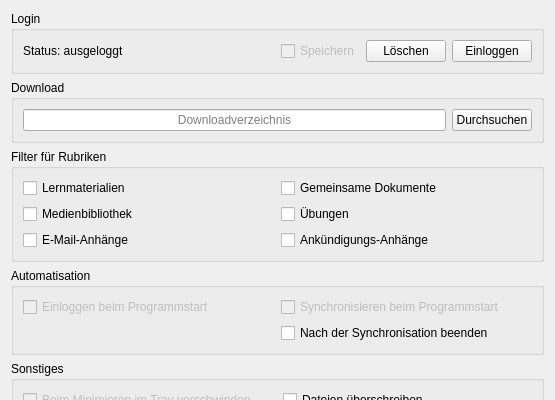
The window that options.ui (RobertKrajewski/Sync-my-L2P) describes before a commit, drawn with Qt 5; both pictures show x 0 to 555 and y 0 to 400 of the 555 by 632 pixel window.
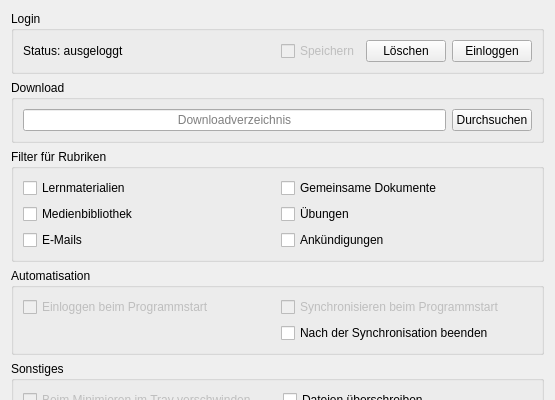
The same window after the commit. Icons and pictures are not drawn.

Commit message:
Change options to "E-Mails" and "Ankündigungen"
This commit changes Ankündigungs-Anhänge to Ankündigungen and
E-Mail-Anhänge to E-Mails because of full email and announcement support!

```diff
--- a/options.ui
+++ b/options.ui
@@ -163,14 +163,14 @@
       <item row="3" column="0">
        <widget class="QCheckBox" name="emailAttachmentsCheckBox">
         <property name="text">
-         <string>E-Mail-Anhänge</string>
+         <string>E-Mails</string>
         </property>
        </widget>
       </item>
       <item row="3" column="1">
        <widget class="QCheckBox" name="announcementAttachmentsCheckBox">
         <property name="text">
-         <string>Ankündigungs-Anhänge</string>
+         <string>Ankündigungen</string>
         </property>
        </widget>
       </item>
```
Left out of the diff: 8 changed lines with no effect on the pictures.
